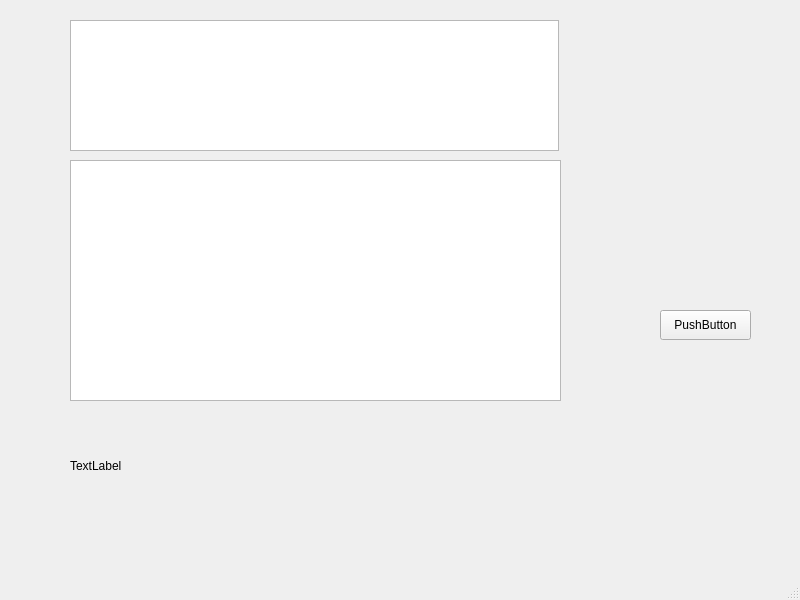
First picture: the form in EHOT/mainwindow.ui, repository pAndrey200/db_2_lab, before the edit.
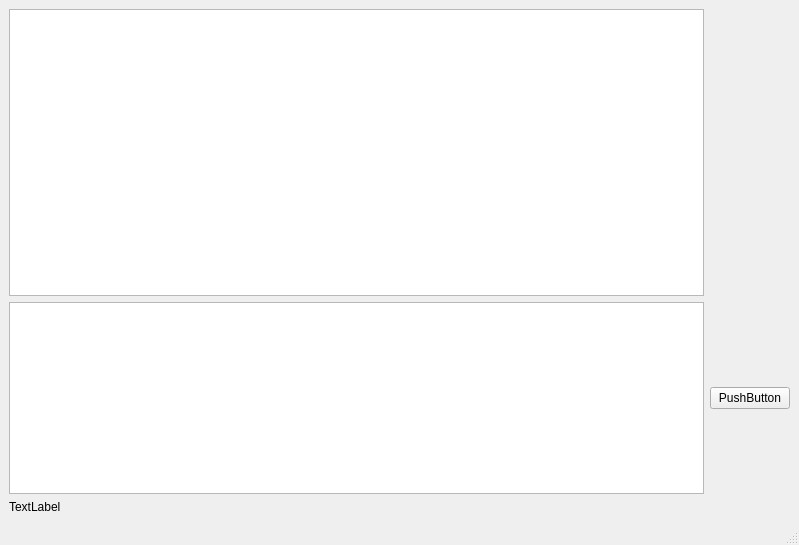
Second picture: the form after the edit.

Commit message: update posgress data

The edit to the form file:
```diff
--- a/EHOT/mainwindow.ui
+++ b/EHOT/mainwindow.ui
@@ -6,36 +6,23 @@
    <rect>
     <x>0</x>
     <y>0</y>
-    <width>800</width>
-    <height>600</height>
+    <width>799</width>
+    <height>545</height>
    </rect>
   </property>
+  <property name="sizePolicy">
+   <sizepolicy hsizetype="Preferred" vsizetype="Preferred">
+    <horstretch>0</horstretch>
+    <verstretch>0</verstretch>
+   </sizepolicy>
+  </property>
   <property name="windowTitle">
    <string>MainWindow</string>
   </property>
   <widget class="QWidget" name="centralwidget">
-   <widget class="QPushButton" name="pushButton">
-    <property name="geometry">
-     <rect>
-      <x>660</x>
-      <y>310</y>
-      <width>91</width>
-      <height>30</height>
-     </rect>
-    </property>
-    <property name="text">
-     <string>PushButton</string>
-    </property>
-   </widget>
+   <layout class="QGridLayout" name="gridLayout">
+    <item row="0" column="0">
    <widget class="QTextEdit" name="textEdit">
-    <property name="geometry">
-     <rect>
-      <x>70</x>
-      <y>20</y>
-      <width>489</width>
-      <height>131</height>
-     </rect>
-    </property>
     <property name="lineWrapMode">
      <enum>QTextEdit::WidgetWidth</enum>
     </property>
@@ -46,29 +33,32 @@
      <number>1</number>
     </property>
    </widget>
+    </item>
+    <item row="1" column="0">
+     <widget class="QTableView" name="tableView">
+      <property name="sizePolicy">
+       <sizepolicy hsizetype="Preferred" vsizetype="Preferred">
+        <horstretch>0</horstretch>
+        <verstretch>0</verstretch>
+       </sizepolicy>
+      </property>
+     </widget>
+    </item>
+    <item row="2" column="0">
    <widget class="QLabel" name="label">
-    <property name="geometry">
-     <rect>
-      <x>70</x>
-      <y>410</y>
-      <width>511</width>
-      <height>111</height>
-     </rect>
-    </property>
     <property name="text">
      <string>TextLabel</string>
     </property>
    </widget>
-   <widget class="QTableView" name="tableView">
-    <property name="geometry">
-     <rect>
-      <x>70</x>
-      <y>160</y>
-      <width>491</width>
-      <height>241</height>
-     </rect>
-    </property>
-   </widget>
+    </item>
+    <item row="1" column="1">
+     <widget class="QPushButton" name="pushButton">
+      <property name="text">
+       <string>PushButton</string>
+      </property>
+     </widget>
+    </item>
+   </layout>
   </widget>
   <widget class="QMenuBar" name="menubar">
    <property name="geometry">
```
Left out of the diff: 2 changed lines with no effect on the pictures. Lines whose indentation alone changed are shown as unchanged. The commit also changes 2 other files.
